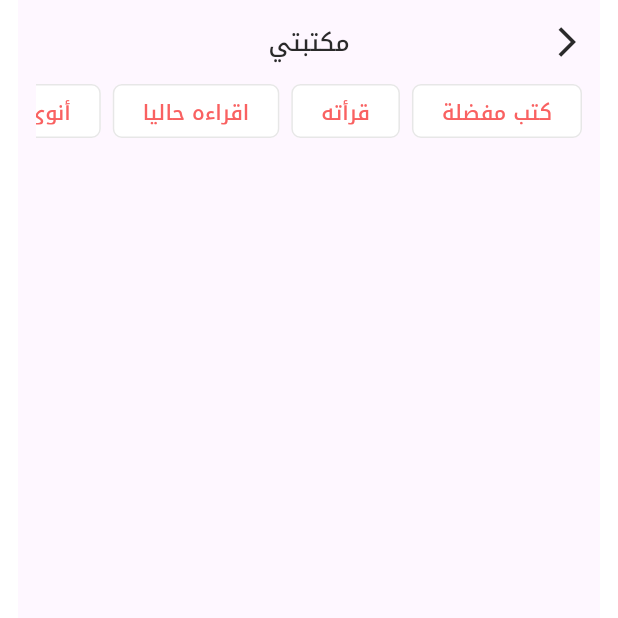
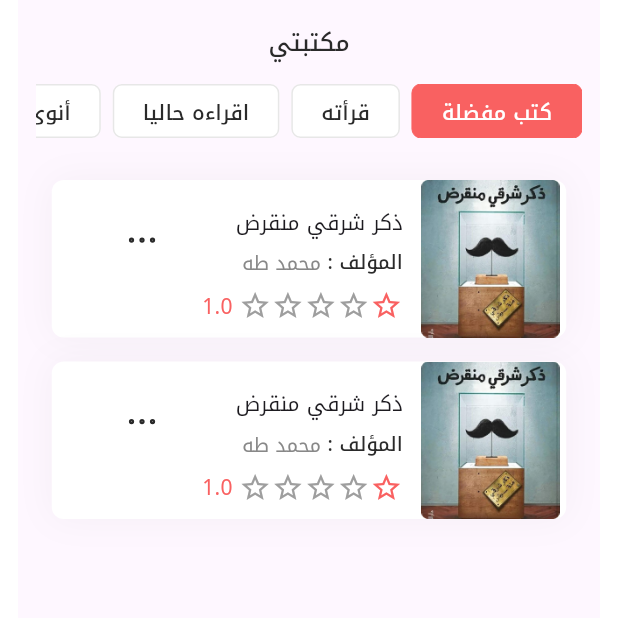
Before and after one commit to ashraf123ashraf/-, a Flutter app: the LibraryScreen screen opened directly, on a phone screen of 412 x 824 dp, the top half of it. Run offline on Flutter 3.47's test engine with Material 3 defaults, Android fonts, the phone set to English and light mode, and no system bars; drawn by our look-alikes of flutter_rating_bar; our stand-ins replace bloc, carousel_slider, easy_localization, flutter_bloc, flutter_svg, get_it.

Commit message:
finish book item

```diff
--- a/lib/core/theme/colortheme/colors.dart
+++ b/lib/core/theme/colortheme/colors.dart
@@ -11,6 +11,7 @@ class Appcolors {
   static Color border = Color(0xffE7E7E7);
   static Color Black = Color(0xff2A2A2A);
   static Color grey = Color(0xff888888);
+  static Color shadow = Color(0xff404040).withOpacity(.05);
 
   static LinearGradient circularProgress = LinearGradient(
     colors: [
--- a/lib/core/widgets/buttonbar.dart
+++ b/lib/core/widgets/buttonbar.dart
@@ -9,18 +9,31 @@ class ButtonBaritem extends StatelessWidget {
     this.isActive,
     this.ontab,
     this.state,
+    this.color,
+    this.textcolor,
+    this.isBlack,
   });
   final String? text;
   final bool? isActive;
   final VoidCallback? ontab;
   final state;
+  final Color? color;
+  final Color? textcolor;
+  final bool? isBlack;
+
   @override
   Widget build(BuildContext context) {
     return TextButton(
       onPressed: ontab,
       child: MyTexT(
         text: text ?? 'روايات',
-        color: isActive ?? true ? Appcolors.white : Appcolors.main,
+        color: textcolor != null
+            ? textcolor
+            : isActive ?? true
+                ? Appcolors.white
+                : isBlack ?? false
+                    ? Appcolors.Black
+                    : Appcolors.main,
       ),
       style: ButtonStyle(
         backgroundColor: MaterialStatePropertyAll(
@@ -30,7 +43,11 @@ class ButtonBaritem extends StatelessWidget {
           RoundedRectangleBorder(
             borderRadius: BorderRadius.circular(6),
             side: BorderSide(
-                color: isActive ?? false ? Appcolors.main : Appcolors.border,
+                color: color != null
+                    ? color!
+                    : isActive ?? false
+                        ? Appcolors.main
+                        : Appcolors.border,
                 width: isActive ?? false ? 0 : 1),
           ),
         ),
--- a/lib/core/widgets/my_BUTTON_bar.dart
+++ b/lib/core/widgets/my_BUTTON_bar.dart
@@ -9,22 +9,35 @@ class MyButtonBarWidget extends StatelessWidget {
     this.isactive,
     this.states,
     this.ontabes,
+    this.colors,
+    this.textcolors,
+    this.color,
+    this.textcolor,
+    this.isbalck,
   });
   final List? data;
   final bool? isactive;
   final List<bool>? states;
   final List<VoidCallback>? ontabes;
+  final List? colors;
+  final List? textcolors;
+  final Color? color;
+  final Color? textcolor;
+  final bool? isbalck;
   @override
   Widget build(BuildContext context) {
-    List items = ['نشر سنة 2018', "المدة 2h 37m", "147 صفحة"];
+    List items = ["دار دون النشر", 'نشر سنة 2018', "المدة 2h 37m", "147 صفحة"];
     return Container(
       height: 36,
       child: ListView.builder(
         scrollDirection: Axis.horizontal,
-        itemCount: data == null ? items.length : data!.length,
+        itemCount: data == null ? items.length : data?.length,
         itemBuilder: (context, index) => Row(
           children: [
             ButtonBaritem(
+              isBlack: isbalck,
+              textcolor: textcolors?[index],
+              color: color ?? colors?[index],
               ontab: ontabes?[index],
               isActive: states?[index],
               text: data == null ? items[index] : data![index],
--- a/lib/core/widgets/rating_widget.dart
+++ b/lib/core/widgets/rating_widget.dart
@@ -14,7 +14,7 @@ class MyRating extends StatelessWidget {
       direction: Axis.horizontal,
       itemCount: 5,
       itemBuilder: (context, _) => Icon(
-        Icons.star,
+        Icons.star_border,
         color: Appcolors.main,
       ),
     );
--- a/lib/features/library/presentation/view/screens/librariyScreen.dart
+++ b/lib/features/library/presentation/view/screens/librariyScreen.dart
@@ -1,8 +1,10 @@
+import 'package:fehres/core/theme/colortheme/colors.dart';
 import 'package:fehres/core/utils/extenstions.dart';
 import 'package:fehres/core/widgets/appbar.dart';
 import 'package:fehres/core/widgets/loading_widget.dart';
 import 'package:fehres/core/widgets/my_BUTTON_bar.dart';
 import 'package:fehres/features/library/presentation/cubbit/cubit/library_cubit.dart';
+import 'package:fehres/features/library/presentation/view/widgets/bookLib_item.dart';
 import 'package:flutter/material.dart';
 import 'package:flutter_bloc/flutter_bloc.dart';
 
@@ -30,9 +32,6 @@ class _LibraryScreenState extends State<LibraryScreen> {
           return Scaffold(
             appBar: homeAppbar(
               text: 'مكتبتي',
-              iconData: Icons.arrow_back_ios,
-              onTap: () =>
-                  Navigator.canPop(context) ? Navigator.pop(context) : null,
             ),
             body: MyLoadingwidget(
               errorchild: Container(),
@@ -42,6 +41,8 @@ class _LibraryScreenState extends State<LibraryScreen> {
                 child: Column(
                   children: [
                     MyButtonBarWidget(
+                      isbalck: true,
+                      textcolor: Appcolors.Black,
                       ontabes: [
                         () => cubbitt.favouriteRead,
                         () => cubbitt.haveRead,
@@ -49,7 +50,7 @@ class _LibraryScreenState extends State<LibraryScreen> {
                         () => cubbitt.intentedToread
                       ],
                       states: <bool>[
-                        state is FavouriteLoaded,
+                        true,
                         state is HaveRead,
                         state is StillRead,
                         state is IntendedToRead
@@ -60,7 +61,16 @@ class _LibraryScreenState extends State<LibraryScreen> {
                         "اقراءه حاليا",
                         "أنوي قراءته"
                       ],
-                    )
+                    ),
+                    28.0.spacev,
+                    Expanded(
+                      child: ListView.builder(
+                        itemCount: 2,
+                        itemBuilder: (context, index) {
+                          return BoolLibItem();
+                        },
+                      ),
+                    ),
                   ],
                 ),
               ),
--- /dev/null
+++ b/lib/features/library/presentation/view/widgets/bookLib_item.dart
@@ -0,0 +1,140 @@
+import 'package:fehres/core/theme/colortheme/colors.dart';
+import 'package:fehres/core/utils/extenstions.dart';
+import 'package:fehres/core/widgets/my_customtext.dart';
+import 'package:fehres/core/widgets/rating_widget.dart';
+import 'package:flutter/material.dart';
+import 'package:flutter_svg/svg.dart';
+
+class BoolLibItem extends StatelessWidget {
+  const BoolLibItem({
+    super.key,
+    this.authorName,
+    this.bookname,
+    this.img,
+    this.onimgTab,
+    this.ratioval,
+    this.optionsTab,
+  });
+  final String? img;
+  final VoidCallback? onimgTab;
+  final String? bookname;
+  final String? authorName;
+  final double? ratioval;
+  final VoidCallback? optionsTab;
+  @override
+  Widget build(BuildContext context) {
+    return Column(
+      children: [
+        Container(
+          width: 343,
+          height: 105,
+          decoration: BoxDecoration(
+            boxShadow: [
+              BoxShadow(
+                spreadRadius: 0,
+                blurRadius: 20,
+                color: Appcolors.shadow,
+              )
+            ],
+            color: Appcolors.white,
+            borderRadius: BorderRadius.all(
+              Radius.circular(8),
+            ),
+          ),
+          child: Column(
+            crossAxisAlignment: CrossAxisAlignment.start,
+            children: [
+              Row(
+                crossAxisAlignment: CrossAxisAlignment.start,
+                children: [
+                  Row(
+                    mainAxisSize: MainAxisSize.min,
+                    children: [
+                      img == null
+                          ? GestureDetector(
+                              onTap: onimgTab,
+                              child: Image.asset(
+                                width: 101,
+                                height: 105,
+                                'book'.imagepath,
+                              ),
+                            )
+                          : Image.asset(''),
+                      8.0.spaceh,
+                      Column(
+                        crossAxisAlignment: CrossAxisAlignment.start,
+                        mainAxisAlignment: MainAxisAlignment.center,
+                        children: [
+                          16.0.spacev,
+                          Row(
+                            children: [
+                              MyTexT(
+                                fontsize: 14,
+                                text: bookname ?? 'ذكر شرقي منقرض',
+                                // type: Texttype.title,
+                              ),
+                              12.0.spaceh,
+                              // IconButton(
+                              //   onPressed: () {},
+                              //   icon: SvgPicture.asset('more'.svgPath),
+                              // ),
+                            ],
+                          ),
+                          8.0.spacev,
+                          Row(
+                            children: [
+                              MyTexT(
+                                fontsize: 13,
+                                text: 'المؤلف :',
+                                type: Texttype.title,
+                              ),
+                              MyTexT(
+                                fontsize: 13,
+                                fontWeight: FontWeight.w500,
+                                text: authorName ?? ' محمد طه ',
+                                type: Texttype.text,
+                              ),
+                            ],
+                          ),
+                          8.0.spacev,
+                          Row(
+                            children: [
+                              MyRating(
+                                ratingVal: ratioval,
+                              ),
+                              4.0.spaceh,
+                              MyTexT(
+                                fontsize: 14,
+                                fontWeight: FontWeight.w400,
+                                text: '${ratioval ?? 1}',
+                                color: Appcolors.main,
+                              )
+                            ],
+                          ),
+                          8.0.spacev,
+                        ],
+                      ),
+                    ],
+                  ),
+                  16.0.spaceh,
+                  Column(
+                    children: [
+                      16.0.spacev,
+                      IconButton(
+                        onPressed: optionsTab,
+                        icon: SvgPicture.asset('more'.svgPath),
+                      ),
+                    ],
+                  ),
+                ],
+              ),
+            ],
+          ),
+        ).padh(
+          8,
+        ),
+        16.0.spacev,
+      ],
+    );
+  }
+}
--- a/pubspec.yaml
+++ b/pubspec.yaml
@@ -39,6 +39,7 @@ dependencies:
   get_it: ^7.6.7
   lottie: ^3.1.0
   flutter_rating_bar: ^4.0.1
+  flutter_tts: ^4.0.2
 
 # For information on the generic Dart part of this file, see the
 # following page: https://dart.dev/tools/pub/pubspec
```
Also changed, not shown: lib/features/books/presentation/cubbit/dropdown/dropdown_cubit.dart (added, +24 -0 lines), lib/features/books/presentation/cubbit/dropdown/dropdown_state.dart (added, +22 -0 lines), lib/features/books/presentation/view/screens/booh_detaisl.dart (+63 -5 lines), lib/features/books/presentation/view/widgets/book_details/dropmenu_widget.dart (+28 -2 lines), pubspec.lock, 5 other files.
